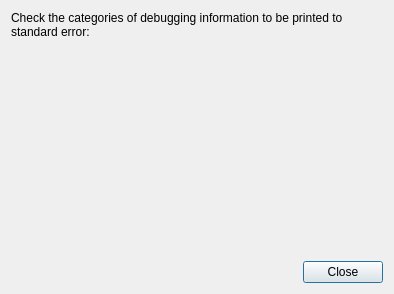
Before: the Qt Designer form debugdialog.ui in ateijelo/steps, drawn with Qt 5.
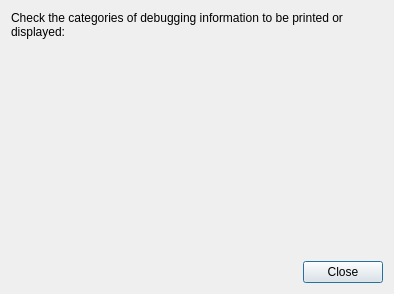
After: the same form once the commit is applied.

What changed in the file:
```diff
--- a/debugdialog.ui
+++ b/debugdialog.ui
@@ -14,10 +14,13 @@
    <string>Dialog</string>
   </property>
   <layout class="QVBoxLayout" name="verticalLayout">
+   <property name="sizeConstraint">
+    <enum>QLayout::SetMinimumSize</enum>
+   </property>
    <item>
     <widget class="QLabel" name="label">
      <property name="text">
-      <string>Check the categories of debugging information to be printed to standard error:</string>
+      <string>Check the categories of debugging information to be printed or displayed:</string>
      </property>
      <property name="wordWrap">
       <bool>true</bool>
```
Left out of the diff: 2 changed lines with no effect on the pictures.
